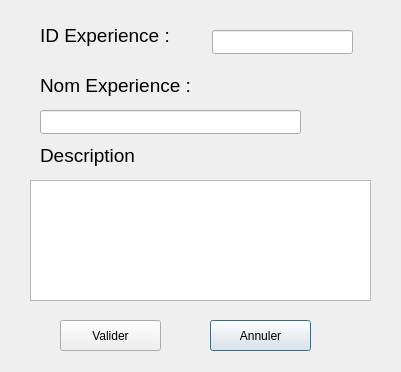
ProjetCPP-S2-2A15/projetcpp2a15-vaccicare, file ficheepreience.ui: the form before one commit.
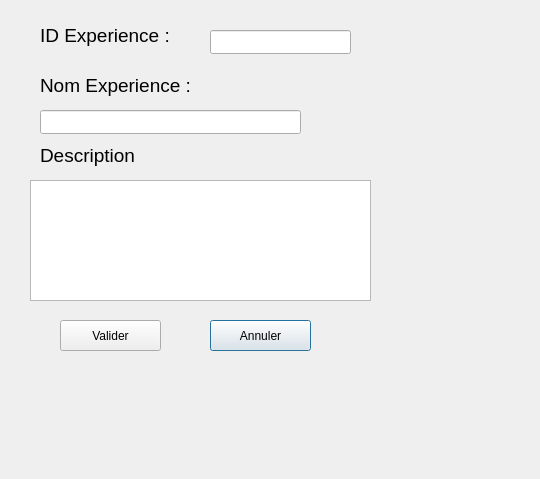
The form after the commit.

Diff of the .ui file:
```diff
--- a/ficheepreience.ui
+++ b/ficheepreience.ui
@@ -6,8 +6,8 @@
    <rect>
     <x>0</x>
     <y>0</y>
-    <width>401</width>
-    <height>372</height>
+    <width>540</width>
+    <height>479</height>
    </rect>
   </property>
   <property name="windowTitle">
@@ -88,7 +88,7 @@
   <widget class="QLineEdit" name="LineEditId">
    <property name="geometry">
     <rect>
-     <x>212</x>
+     <x>210</x>
      <y>30</y>
      <width>141</width>
      <height>24</height>
```
